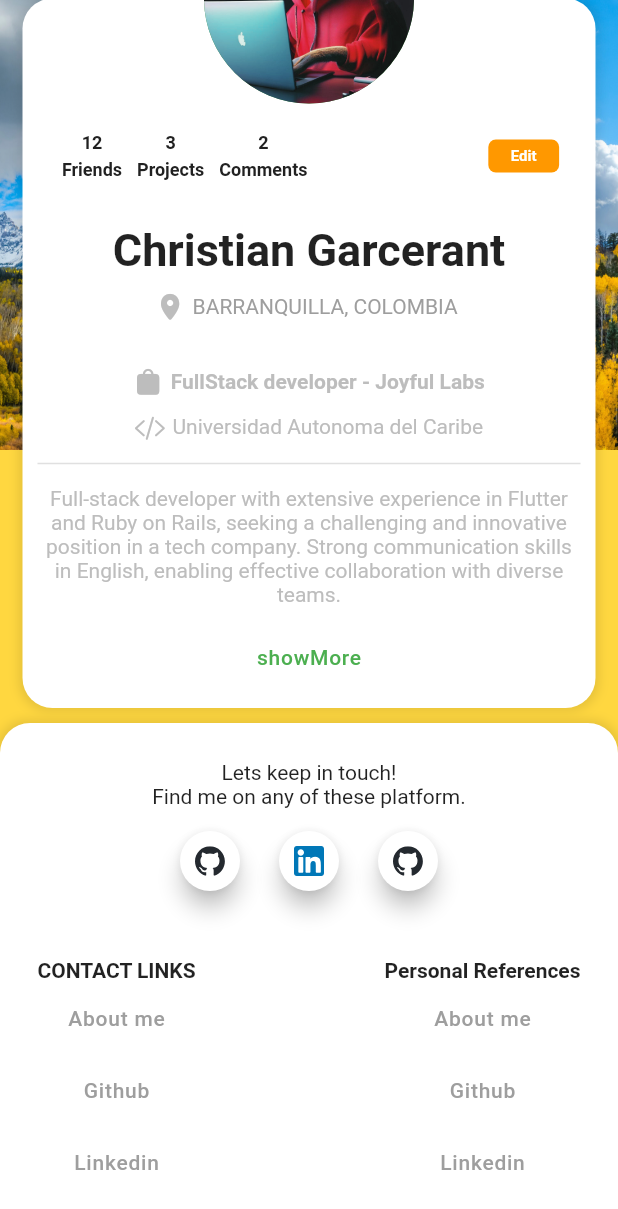
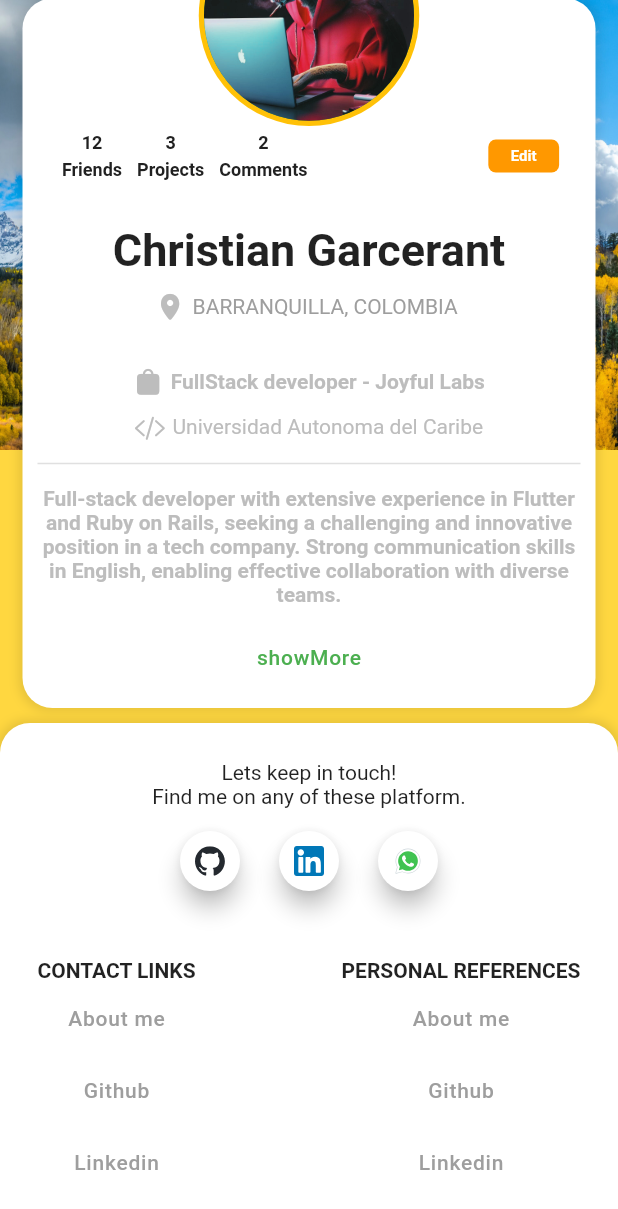
Before and after one commit to Christgrant98/curriculum-vitae-flutter, a Flutter app: the screen it shows after launch, scrolled down 227 dp, on a phone screen of 412 x 824 dp. Shown: the top 1209 px of the screen. Run offline on Flutter 3.47's test engine with Material 2 defaults, Android fonts, the phone set to English and light mode, and no system bars; our stand-ins replace flutter_svg.

Commit message:
whatsapp icon added as svg format - circleAvatar has now element that coveret it

```diff
--- a/lib/footer_panel.dart
+++ b/lib/footer_panel.dart
@@ -57,7 +57,7 @@ class FooterPanel extends StatelessWidget {
                 if (!isDesktop) const Spacer(flex: 1),
                 FloatingIconsButtons('assets/github-mark.svg'),
                 FloatingIconsButtons('assets/linkedin.svg'),
-                FloatingIconsButtons('assets/github-mark.svg'),
+                FloatingIconsButtons('assets/color-whatsapp.svg'),
                 if (!isDesktop) const Spacer(flex: 1)
               ],
             )
@@ -105,7 +105,7 @@ class FooterPanel extends StatelessWidget {
         crossAxisAlignment: CrossAxisAlignment.center,
         children: [
           const Text(
-            'Personal References',
+            'PERSONAL REFERENCES',
             textAlign: TextAlign.center,
             style: TextStyle(fontWeight: FontWeight.bold),
           ),
--- a/lib/profile_info.dart
+++ b/lib/profile_info.dart
@@ -96,7 +96,8 @@ class ProfileInfo extends StatelessWidget {
           ),
           Text(
               textAlign: TextAlign.center,
-              style: TextStyle(color: Colors.grey[400]),
+              style: TextStyle(
+                  fontWeight: FontWeight.bold, color: Colors.grey[400]),
               data),
           const SizedBox(height: 10),
           TextButtons('showMore', Colors.green)
--- a/lib/profile_panel.dart
+++ b/lib/profile_panel.dart
@@ -26,7 +26,15 @@ class ProfilePanel extends StatelessWidget {
   }
 
   Widget ProfileImage() => const CircleAvatar(
-        backgroundImage: AssetImage('assets/profile.jpg'),
-        radius: 70,
+        radius: 81.5,
+        backgroundColor: Colors.white,
+        child: CircleAvatar(
+          radius: 73.5,
+          backgroundColor: Colors.amber,
+          child: CircleAvatar(
+            backgroundImage: AssetImage('assets/profile.jpg'),
+            radius: 70,
+          ),
+        ),
       );
 }
```
Also changed, not shown: assets/color-whatsapp.svg (added), assets/whatsapp.svg (added).
